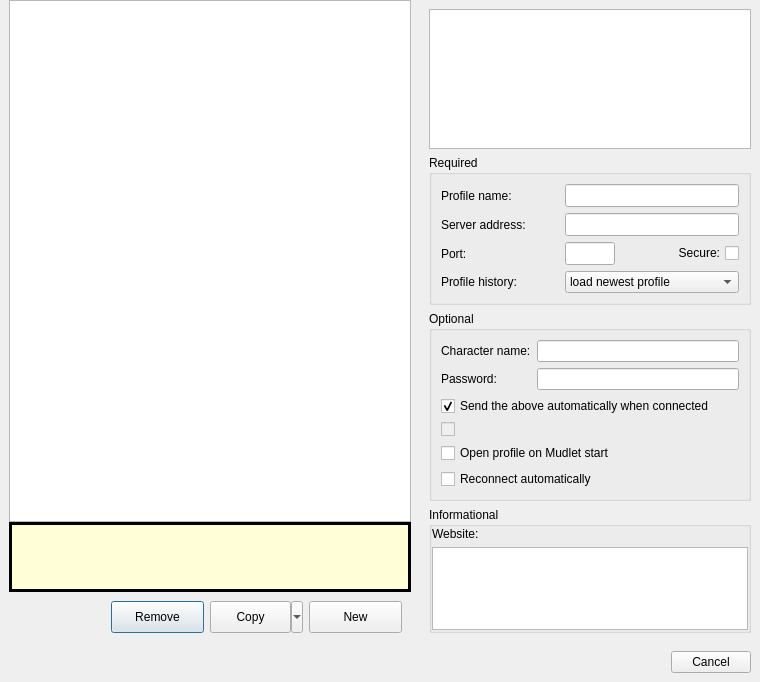
First picture: the form in src/ui/connection_profiles.ui, repository Mudlet/Mudlet, before the edit.
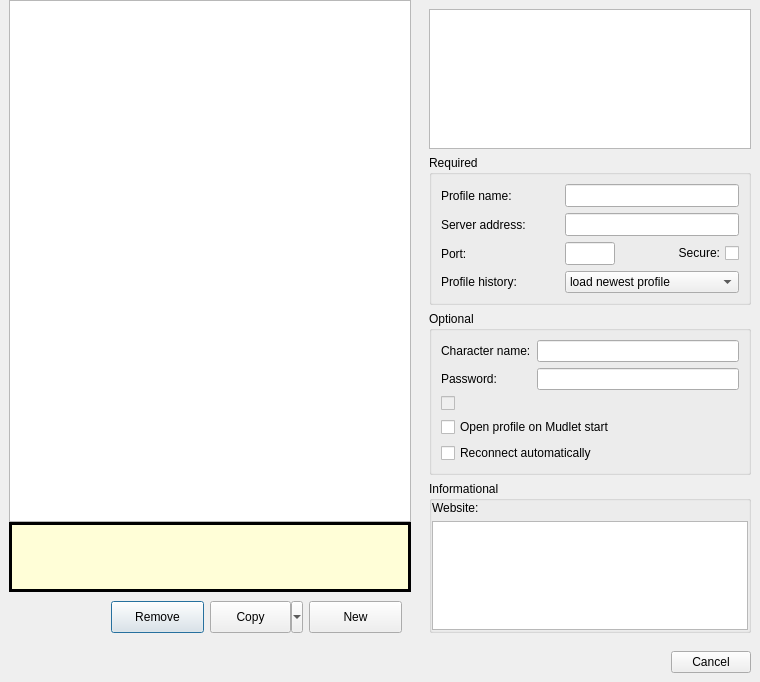
Second picture: the form after the edit. Icons and pictures are not drawn.

Commit message:
Revert: undo user option to control login in favour of replaceable script
This puts a lot of things back to how they were and moves the existing
timed sending of the user name and password to a new `doLogin()` Lua
function which effectively does the same thing but can be replaced by
something more sophisticated if the user needs it. Alternatively they
can replace it with a dummy (empty) function with the same name and use
a pair of triggers (which I have tested) or an sysConnectionEvent event
handler.

Patch:
```diff
--- a/src/ui/connection_profiles.ui
+++ b/src/ui/connection_profiles.ui
@@ -2400,19 +2400,6 @@
              </widget>
             </item>
             <item row="2" column="0" colspan="2">
-             <widget class="QCheckBox" name="checkBox_autoLogin">
-              <property name="toolTip">
-               <string>&lt;p&gt;Previous version of Mudlet aways sent the player name and password (if they are set above) shortly after a successful connection to a Game server. However it can now also be done via the Lua script commands &lt;tt&gt;sendPlayerName()&lt;/tt&gt; and &lt;tt&gt;sendPlayerPassword()&lt;/tt&gt;; if that is being done it is likely that this option should be unchecked so as to leave it to those commands in a script.&lt;/p</string>
-              </property>
-              <property name="text">
-               <string extracomment="This enable the sending of the player login details upon connection older versions of Mudlet did this outside of player control but as it can now be done also via Lua API commands it now must be a user controlled option.">Send the above automatically when connected</string>
-              </property>
-              <property name="checked">
-               <bool>true</bool>
-              </property>
-             </widget>
-            </item>
-            <item row="3" column="0" colspan="2">
              <widget class="QCheckBox" name="discord_optin_checkBox">
               <property name="enabled">
                <bool>false</bool>
@@ -2438,8 +2425,8 @@
               </property>
              </widget>
             </item>
-            <item row="4" column="0" colspan="2">
-             <widget class="QCheckBox" name="checkBox_autoLoad">
+            <item row="3" column="0" colspan="2">
+             <widget class="QCheckBox" name="autologin_checkBox">
               <property name="sizePolicy">
                <sizepolicy hsizetype="Maximum" vsizetype="Fixed">
                 <horstretch>0</horstretch>
@@ -2457,7 +2444,7 @@
               </property>
              </widget>
             </item>
-            <item row="5" column="0" colspan="2">
+            <item row="4" column="0" colspan="2">
              <widget class="QCheckBox" name="auto_reconnect">
               <property name="layoutDirection">
                <enum>Qt::LeftToRight</enum>
```
Left out of the diff: 3 changed lines with no effect on the pictures. The commit also changes 10 other files.
